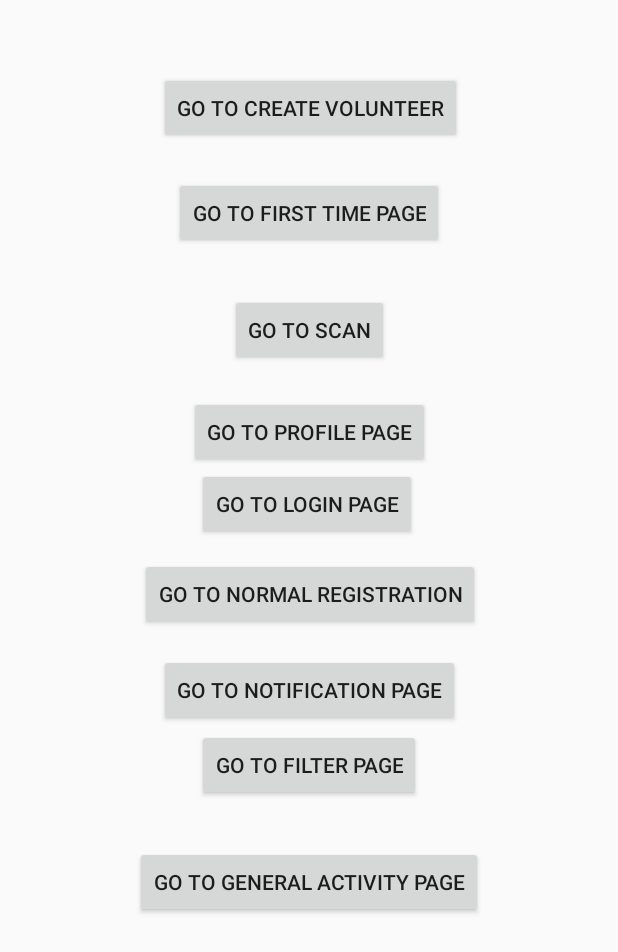
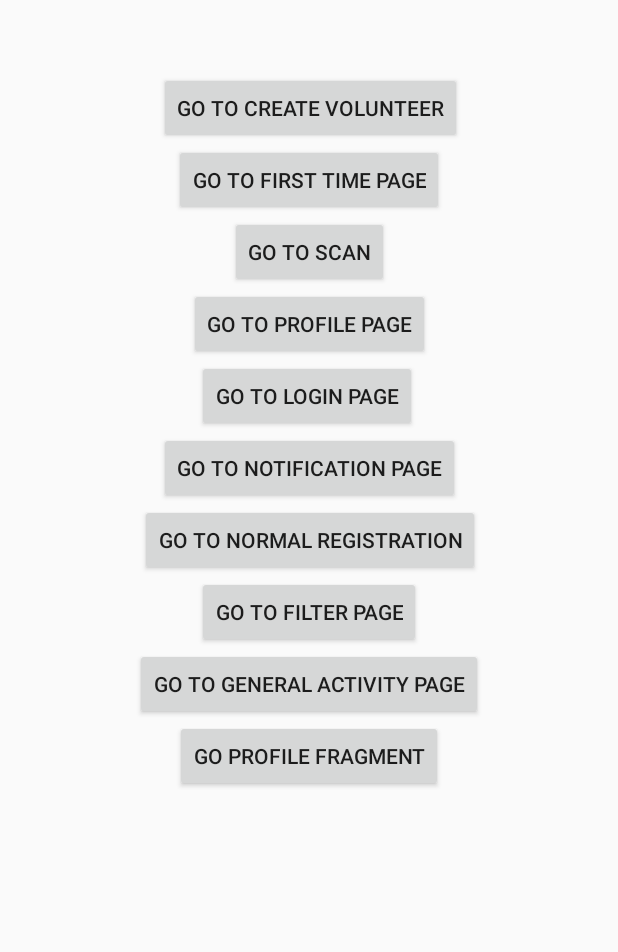
Before and after one commit to BraveTogether/BraveTogether_VolunteerApp, an Android app: the MainActivity screen opened directly, with no data from a screen before it, on a phone screen of 412 x 824 dp. Shown: the top 952 px of the screen. Run offline under Robolectric (Android 15) with nearby library versions, the phone set to English and light mode, and no system bars.

Commit message:
ProfileFragment2

```diff
--- a/app/src/main/java/com/example/bravetogether_volunteerapp/MainActivity.java
+++ b/app/src/main/java/com/example/bravetogether_volunteerapp/MainActivity.java
@@ -68,4 +68,8 @@ public class MainActivity extends AppCompatActivity {
         Intent intent = new Intent(MainActivity.this, CreateVolunteerActivity.class);
         startActivity(intent);
     }
+
+    public void goProfileFragment(View view){
+        getSupportFragmentManager().beginTransaction().add(R.id.fragment_test,new ProfileFragment2(),null).commit();
+    }
 }
--- a/app/src/main/java/com/example/bravetogether_volunteerapp/home.java
+++ b/app/src/main/java/com/example/bravetogether_volunteerapp/home.java
@@ -2,7 +2,6 @@ package com.example.bravetogether_volunteerapp;
 
 import android.os.Bundle;
 import android.view.MenuItem;
-import android.view.View;
 import android.widget.TextView;
 
 import androidx.annotation.NonNull;
@@ -62,7 +61,7 @@ public class home extends AppCompatActivity {
         storiesList.add(new VoluntteeriesStory("עזרה בקניות","13/14/15","גיל הזהב"));
         storiesList.add(new VoluntteeriesStory("עזרה בקניות","13/14/15","גיל הזהב"));
         VoluntteeirisStoryAdapter adapter2 = (VoluntteeirisStoryAdapter) new VoluntteeirisStoryAdapter(this,storiesList);
-        my_recycler_view2 = (RecyclerView) findViewById(R.id.Recycler_view_list3);
+        my_recycler_view2 = (RecyclerView) findViewById(R.id.rcNearVolunteer);
         my_recycler_view2.setAdapter(adapter2);
         my_recycler_view2.setHasFixedSize(true);
         my_recycler_view2.setLayoutManager(new LinearLayoutManager(this,LinearLayoutManager.HORIZONTAL, false));
--- a/app/src/main/res/layout-v21/activity_profile.xml
+++ b/app/src/main/res/layout-v21/activity_profile.xml
@@ -108,7 +108,7 @@
                     tools:visibility="visible" />
 
                 <ImageView
-                    android:id="@+id/imageViewProfile"
+                    android:id="@+id/imageViewProfilePic"
                     android:layout_width="wrap_content"
                     android:layout_height="wrap_content"
                     app:layout_constraintBottom_toBottomOf="@+id/ellipse_home_page"
@@ -151,7 +151,7 @@
                     android:textSize="18sp" />
 
                 <androidx.recyclerview.widget.RecyclerView
-                    android:id="@+id/Recycler_view_list4"
+                    android:id="@+id/rcVolunteerHistory"
                     android:layout_width="match_parent"
                     android:layout_height="wrap_content"
                     android:layout_below="@+id/btnMore"
--- a/app/src/main/res/layout/activity_home.xml
+++ b/app/src/main/res/layout/activity_home.xml
@@ -184,7 +184,7 @@
                     android:textSize="18sp" />
 
                 <androidx.recyclerview.widget.RecyclerView
-                    android:id="@+id/Recycler_view_list3"
+                    android:id="@+id/rcNearVolunteer"
                     android:layout_width="match_parent"
                     android:layout_height="wrap_content"
                     android:layout_below="@+id/btnMore"
--- a/app/src/main/res/layout/activity_main.xml
+++ b/app/src/main/res/layout/activity_main.xml
@@ -5,6 +5,14 @@
     android:layout_width="match_parent"
     android:layout_height="match_parent"
     tools:context=".MainActivity">
+
+    <FrameLayout
+        android:id="@+id/fragment_test"
+        android:layout_width="match_parent"
+        android:layout_height="match_parent"
+        android:elevation="10dp">
+
+    </FrameLayout>
 
     <Button
         android:id="@+id/createVolunteer"
@@ -22,93 +30,91 @@
         android:id="@+id/button2"
         android:layout_width="wrap_content"
         android:layout_height="wrap_content"
-        android:layout_marginTop="312dp"
         android:onClick="goToLoginPage"
         android:text="Go to login page"
         app:layout_constraintEnd_toEndOf="parent"
         app:layout_constraintHorizontal_bias="0.496"
         app:layout_constraintStart_toStartOf="parent"
-        app:layout_constraintTop_toTopOf="parent" />
+        app:layout_constraintTop_toBottomOf="@+id/button6" />
 
     <Button
         android:id="@+id/button7"
         android:layout_width="wrap_content"
         android:layout_height="wrap_content"
-        android:layout_marginTop="372dp"
         android:onClick="goToNormalRegistration"
         android:text="Go To Normal Registration"
         app:layout_constraintEnd_toEndOf="parent"
         app:layout_constraintHorizontal_bias="0.503"
         app:layout_constraintStart_toStartOf="parent"
-        app:layout_constraintTop_toTopOf="parent" />
+        app:layout_constraintTop_toBottomOf="@+id/button8" />
 
     <Button
         android:id="@+id/button6"
         android:layout_width="wrap_content"
         android:layout_height="wrap_content"
-        android:layout_marginTop="264dp"
         android:onClick="goToProfilePage"
         android:text="Go to Profile page"
         app:layout_constraintEnd_toEndOf="parent"
         app:layout_constraintStart_toStartOf="parent"
-        app:layout_constraintTop_toTopOf="parent" />
+        app:layout_constraintTop_toBottomOf="@+id/scan" />
 
     <Button
         android:id="@+id/button5"
         android:layout_width="wrap_content"
         android:layout_height="wrap_content"
-        android:layout_marginTop="126dp"
         android:onClick="goToFilterPage"
         android:text="Go to Filter page"
+        app:layout_constraintEnd_toEndOf="parent"
+        app:layout_constraintStart_toStartOf="parent"
+        app:layout_constraintTop_toBottomOf="@+id/button7" />
+
+    <Button
+        android:id="@+id/gotoGeneralActivityButton"
+        android:layout_width="wrap_content"
+        android:layout_height="wrap_content"
+        android:onClick="goToGeneralActivity"
+        android:text="GO to general activity page"
+        app:layout_constraintEnd_toEndOf="parent"
+        app:layout_constraintStart_toStartOf="parent"
+        app:layout_constraintTop_toBottomOf="@+id/button5" />
+
+    <Button
+        android:id="@+id/firstTimeActivity"
+        android:layout_width="wrap_content"
+        android:layout_height="wrap_content"
+        android:onClick="goToFirstTime"
+        android:text="Go to first time page"
+        app:layout_constraintEnd_toEndOf="parent"
+        app:layout_constraintStart_toStartOf="parent"
+        app:layout_constraintTop_toBottomOf="@+id/createVolunteer" />
+
+    <Button
+        android:id="@+id/scan"
+        android:layout_width="wrap_content"
+        android:layout_height="wrap_content"
+        android:onClick="scanner"
+        android:text="Go to scan"
+        app:layout_constraintEnd_toEndOf="parent"
+        app:layout_constraintStart_toStartOf="parent"
+        app:layout_constraintTop_toBottomOf="@+id/firstTimeActivity" />
+
+    <Button
+        android:id="@+id/button8"
+        android:layout_width="wrap_content"
+        android:layout_height="wrap_content"
+        android:onClick="goToNotification"
+        android:text="GO TO NOTIFICATION PAGE"
         app:layout_constraintEnd_toEndOf="parent"
         app:layout_constraintStart_toStartOf="parent"
         app:layout_constraintTop_toBottomOf="@+id/button2" />
 
     <Button
-        android:id="@+id/gotoGeneralActivityButton"
+        android:id="@+id/button3"
         android:layout_width="wrap_content"
         android:layout_height="wrap_content"
-        android:layout_marginTop="204dp"
-        android:onClick="goToGeneralActivity"
-        android:text="GO to general activity page"
+        android:onClick="goProfileFragment"
+        android:text="go Profile fragment"
         app:layout_constraintEnd_toEndOf="parent"
         app:layout_constraintStart_toStartOf="parent"
-        app:layout_constraintTop_toBottomOf="@+id/button2" />
-
-    <Button
-        android:id="@+id/firstTimeActivity"
-        android:layout_width="wrap_content"
-        android:layout_height="wrap_content"
-        android:layout_marginBottom="48dp"
-        android:onClick="goToFirstTime"
-        android:text="Go to first time page"
-        app:layout_constraintBottom_toTopOf="@+id/button2"
-        app:layout_constraintEnd_toEndOf="parent"
-        app:layout_constraintStart_toStartOf="parent"
-        app:layout_constraintTop_toTopOf="parent"
-        app:layout_constraintVertical_bias="0.546" />
-
-    <Button
-        android:id="@+id/scan"
-        android:layout_width="wrap_content"
-        android:layout_height="wrap_content"
-        android:layout_marginBottom="48dp"
-        android:onClick="scanner"
-        android:text="Go to scan"
-        app:layout_constraintBottom_toTopOf="@+id/button2"
-        app:layout_constraintEnd_toEndOf="parent"
-        app:layout_constraintStart_toStartOf="parent"
-        app:layout_constraintTop_toTopOf="parent"
-        app:layout_constraintVertical_bias="0.907" />
-
-    <Button
-        android:id="@+id/button8"
-        android:layout_width="wrap_content"
-        android:layout_height="wrap_content"
-        android:layout_marginTop="76dp"
-        android:onClick="goToNotification"
-        android:text="GO TO NOTIFICATION PAGE"
-        app:layout_constraintEnd_toEndOf="parent"
-        app:layout_constraintStart_toStartOf="parent"
-        app:layout_constraintTop_toBottomOf="@+id/button2" />
+        app:layout_constraintTop_toBottomOf="@+id/gotoGeneralActivityButton" />
 </androidx.constraintlayout.widget.ConstraintLayout>
```
Also changed, not shown: app/src/main/java/com/example/bravetogether_volunteerapp/ProfileFragment2.java (+38 -2 lines), app/src/main/java/com/example/bravetogether_volunteerapp/adapters/Tags_ProfileFragment_Adapter.java (added, +65 -0 lines), app/src/main/res/drawable/ic_ellipse_60_profile.xml (added, +9 -0 lines), app/src/main/res/layout/activity_profile.xml (+4 -4 lines), app/src/main/res/layout/fragment_profile2.xml (+173 -113 lines), app/src/main/res/layout/layout_tag_item.xml (added, +35 -0 lines).
